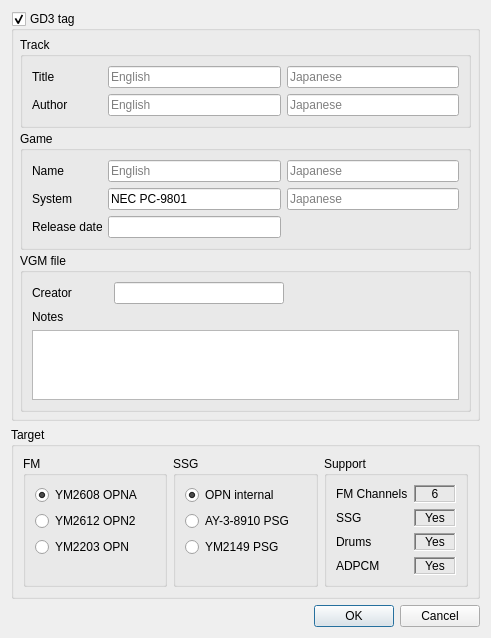
Before: the Qt Designer form BambooTracker/gui/vgm_export_settings_dialog.ui in BambooTracker/BambooTracker, drawn with Qt 5.
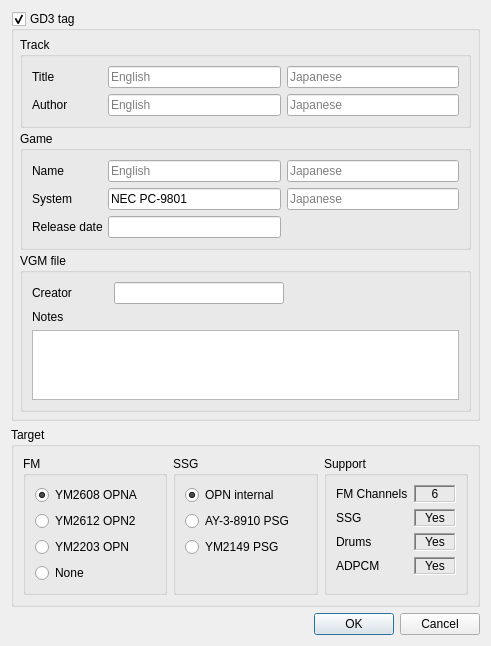
After: the same form once the commit is applied.

Commit message: Add "None" in FM target of vgm/s98 export

The edit to the form file:
```diff
--- a/BambooTracker/gui/vgm_export_settings_dialog.ui
+++ b/BambooTracker/gui/vgm_export_settings_dialog.ui
@@ -374,17 +374,11 @@
           </widget>
          </item>
          <item>
-          <spacer name="verticalSpacer">
-           <property name="orientation">
-            <enum>Qt::Vertical</enum>
+          <widget class="QRadioButton" name="noneFmRadioButton">
+           <property name="text">
+            <string>None</string>
            </property>
-           <property name="sizeHint" stdset="0">
-            <size>
-             <width>20</width>
-             <height>40</height>
-            </size>
-           </property>
-          </spacer>
+          </widget>
          </item>
         </layout>
        </widget>
```
The commit also changes 6 other files.
